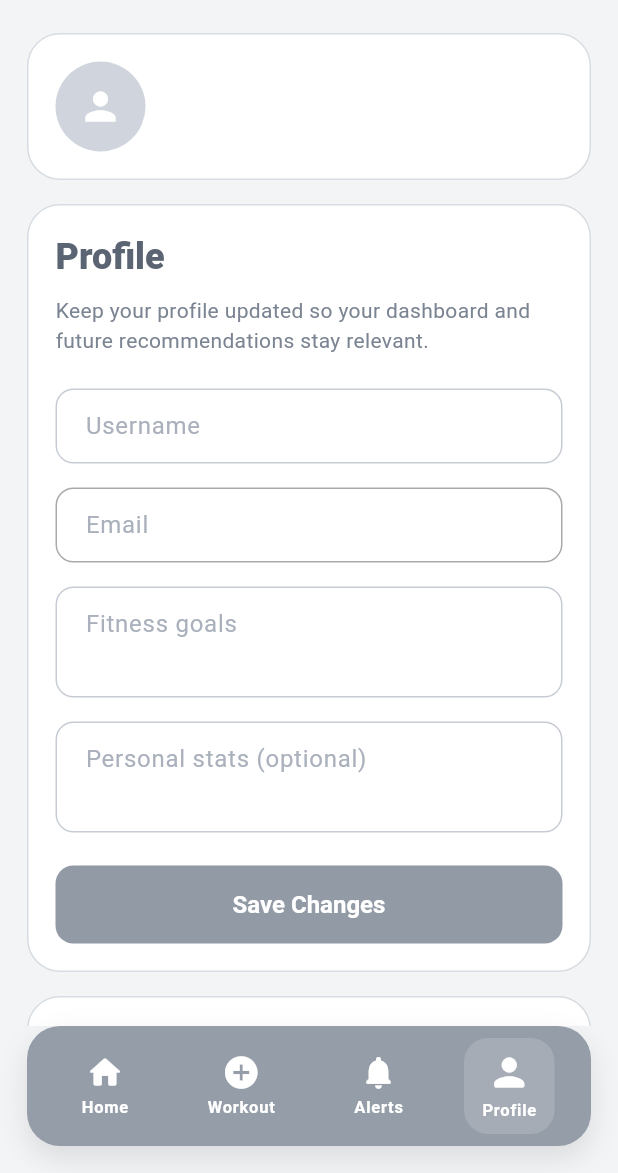
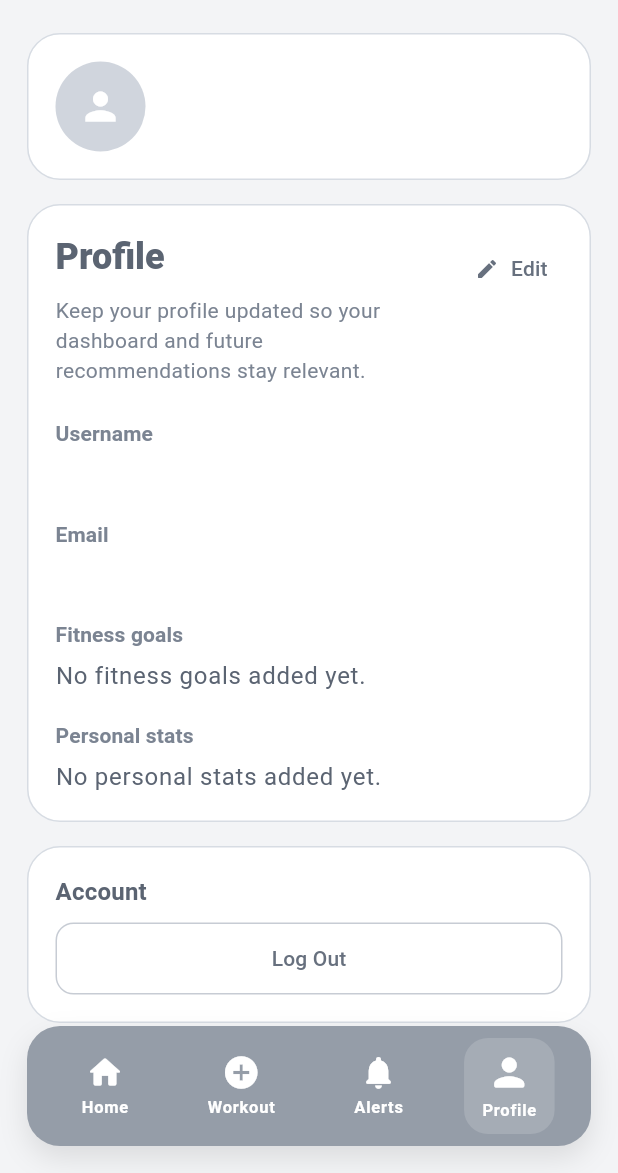
Before and after one commit to wildheart156/Project02_Beast_Mode, a Flutter app: the screen it shows once a user with an empty profile is signed in, item 4 of the bottom bar chosen, on a phone screen of 412 x 824 dp, the part 63-1236 px from its top. Run offline on Flutter 3.47's test engine with Material 3 defaults, Android fonts, the phone set to English and light mode, and no system bars; our stand-ins replace cloud_firestore, firebase_auth, firebase_core; accounts and stored records are empty.

Commit message:
feat: change profile page to be view-first and add edit button

```diff
--- a/lib/screens/profile_screen.dart
+++ b/lib/screens/profile_screen.dart
@@ -18,6 +18,7 @@ class _ProfileScreenState extends State<ProfileScreen> {
   late final TextEditingController _goalsController;
   late final TextEditingController _statsController;
   bool _isSaving = false;
+  bool _isEditing = false;
 
   @override
   void initState() {
@@ -75,6 +76,7 @@ class _ProfileScreenState extends State<ProfileScreen> {
         return;
       }
 
+      setState(() => _isEditing = false);
       ScaffoldMessenger.of(context).showSnackBar(
         const SnackBar(content: Text('Profile updated successfully.')),
       );
@@ -100,6 +102,8 @@ class _ProfileScreenState extends State<ProfileScreen> {
     final displayName = _usernameController.text.trim().isNotEmpty
         ? _usernameController.text.trim()
         : widget.user.email ?? 'Athlete';
+    final goals = _goalsController.text.trim();
+    final stats = _statsController.text.trim();
 
     return SingleChildScrollView(
       padding: const EdgeInsets.fromLTRB(18, 8, 18, 0),
@@ -153,14 +157,20 @@ class _ProfileScreenState extends State<ProfileScreen> {
               borderRadius: BorderRadius.circular(22),
               border: Border.all(color: const Color(0xFFD7DCE3)),
             ),
-            child: Form(
-              key: _formKey,
             child: Column(
               crossAxisAlignment: CrossAxisAlignment.stretch,
               children: [
+                Row(
+                  crossAxisAlignment: CrossAxisAlignment.start,
+                  children: [
+                    Expanded(
+                      child: Column(
+                        crossAxisAlignment: CrossAxisAlignment.start,
+                        children: [
                           Text(
                             'Profile',
-                    style: Theme.of(context).textTheme.headlineSmall?.copyWith(
+                            style: Theme.of(context).textTheme.headlineSmall
+                                ?.copyWith(
                                   fontWeight: FontWeight.w800,
                                   color: const Color(0xFF5B6472),
                                 ),
@@ -168,11 +178,43 @@ class _ProfileScreenState extends State<ProfileScreen> {
                           const SizedBox(height: 10),
                           Text(
                             'Keep your profile updated so your dashboard and future recommendations stay relevant.',
-                    style: Theme.of(context).textTheme.bodyMedium?.copyWith(
-                      color: const Color(0xFF7B8492),
+                            style: Theme.of(context).textTheme.bodyMedium
+                                ?.copyWith(color: const Color(0xFF7B8492)),
+                          ),
+                        ],
                       ),
                     ),
+                    const SizedBox(width: 12),
+                    TextButton.icon(
+                      onPressed: _isSaving
+                          ? null
+                          : () {
+                              setState(() {
+                                _isEditing = !_isEditing;
+                              });
+                            },
+                      style: TextButton.styleFrom(
+                        foregroundColor: const Color(0xFF67707E),
+                        padding: const EdgeInsets.symmetric(
+                          horizontal: 10,
+                          vertical: 8,
+                        ),
+                      ),
+                      icon: Icon(
+                        _isEditing ? Icons.close_rounded : Icons.edit_rounded,
+                        size: 16,
+                      ),
+                      label: Text(_isEditing ? 'Cancel' : 'Edit'),
+                    ),
+                  ],
+                ),
                 const SizedBox(height: 22),
+                _isEditing
+                    ? Form(
+                        key: _formKey,
+                        child: Column(
+                          crossAxisAlignment: CrossAxisAlignment.stretch,
+                          children: [
                             TextFormField(
                               controller: _usernameController,
                               validator: (value) {
@@ -181,13 +223,17 @@ class _ProfileScreenState extends State<ProfileScreen> {
                                 }
                                 return null;
                               },
-                    decoration: const InputDecoration(hintText: 'Username'),
+                              decoration: const InputDecoration(
+                                hintText: 'Username',
+                              ),
                             ),
                             const SizedBox(height: 16),
                             TextFormField(
                               initialValue: widget.user.email ?? '',
                               enabled: false,
-                    decoration: const InputDecoration(hintText: 'Email'),
+                              decoration: const InputDecoration(
+                                hintText: 'Email',
+                              ),
                             ),
                             const SizedBox(height: 16),
                             TextFormField(
@@ -234,7 +280,8 @@ class _ProfileScreenState extends State<ProfileScreen> {
                                       width: 20,
                                       child: CircularProgressIndicator(
                                         strokeWidth: 2,
-                              valueColor: AlwaysStoppedAnimation<Color>(
+                                        valueColor:
+                                            AlwaysStoppedAnimation<Color>(
                                               Colors.white,
                                             ),
                                       ),
@@ -243,6 +290,33 @@ class _ProfileScreenState extends State<ProfileScreen> {
                             ),
                           ],
                         ),
+                      )
+                    : Column(
+                        crossAxisAlignment: CrossAxisAlignment.start,
+                        children: [
+                          _ProfileField(label: 'Username', value: displayName),
+                          const SizedBox(height: 18),
+                          _ProfileField(
+                            label: 'Email',
+                            value: widget.user.email ?? '',
+                          ),
+                          const SizedBox(height: 18),
+                          _ProfileField(
+                            label: 'Fitness goals',
+                            value: goals.isNotEmpty
+                                ? goals
+                                : 'No fitness goals added yet.',
+                          ),
+                          const SizedBox(height: 18),
+                          _ProfileField(
+                            label: 'Personal stats',
+                            value: stats.isNotEmpty
+                                ? stats
+                                : 'No personal stats added yet.',
+                          ),
+                        ],
+                      ),
+              ],
             ),
           ),
           const SizedBox(height: 16),
@@ -264,13 +338,6 @@ class _ProfileScreenState extends State<ProfileScreen> {
                   ),
                 ),
                 const SizedBox(height: 8),
-                Text(
-                  'You can update your training goals here as your routine changes.',
-                  style: Theme.of(context).textTheme.bodyMedium?.copyWith(
-                    color: const Color(0xFF7B8492),
-                  ),
-                ),
-                const SizedBox(height: 18),
                 OutlinedButton(
                   onPressed: () => FirebaseAuth.instance.signOut(),
                   style: OutlinedButton.styleFrom(
@@ -292,3 +359,34 @@ class _ProfileScreenState extends State<ProfileScreen> {
     );
   }
 }
+
+class _ProfileField extends StatelessWidget {
+  const _ProfileField({required this.label, required this.value});
+
+  final String label;
+  final String value;
+
+  @override
+  Widget build(BuildContext context) {
+    return Column(
+      crossAxisAlignment: CrossAxisAlignment.start,
+      children: [
+        Text(
+          label,
+          style: Theme.of(context).textTheme.labelLarge?.copyWith(
+            fontWeight: FontWeight.w700,
+            color: const Color(0xFF7B8492),
+          ),
+        ),
+        const SizedBox(height: 6),
+        Text(
+          value,
+          style: Theme.of(context).textTheme.bodyLarge?.copyWith(
+            color: const Color(0xFF5B6472),
+            height: 1.45,
+          ),
+        ),
+      ],
+    );
+  }
+}
```
Lines whose indentation alone changed are shown as unchanged.
